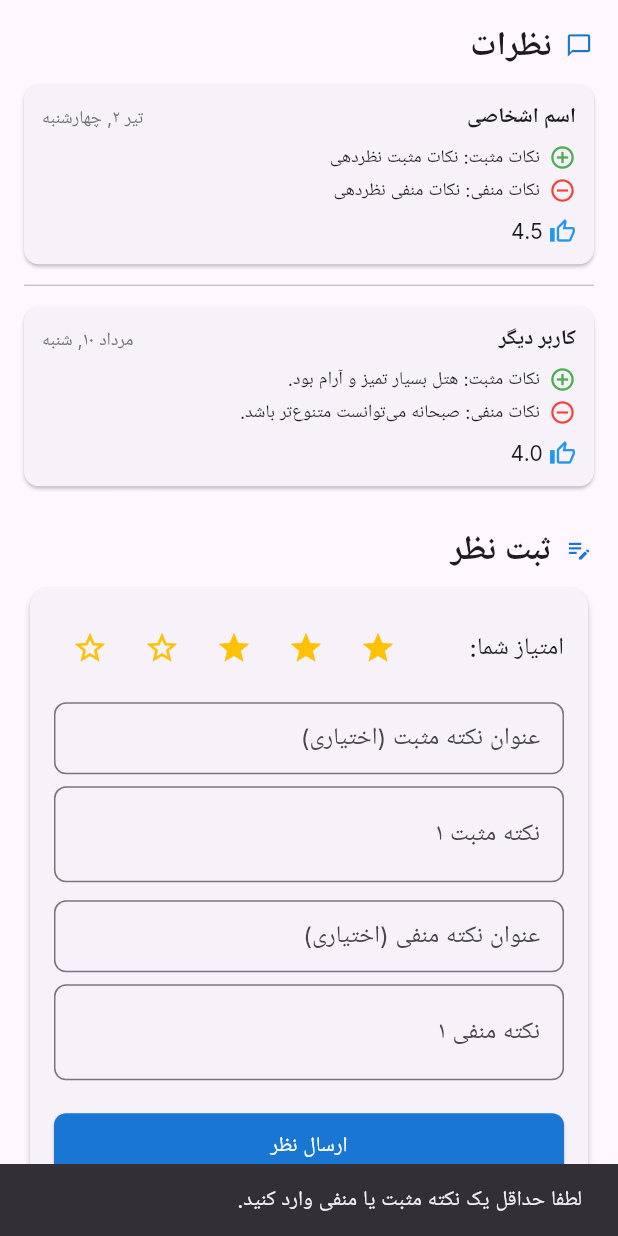
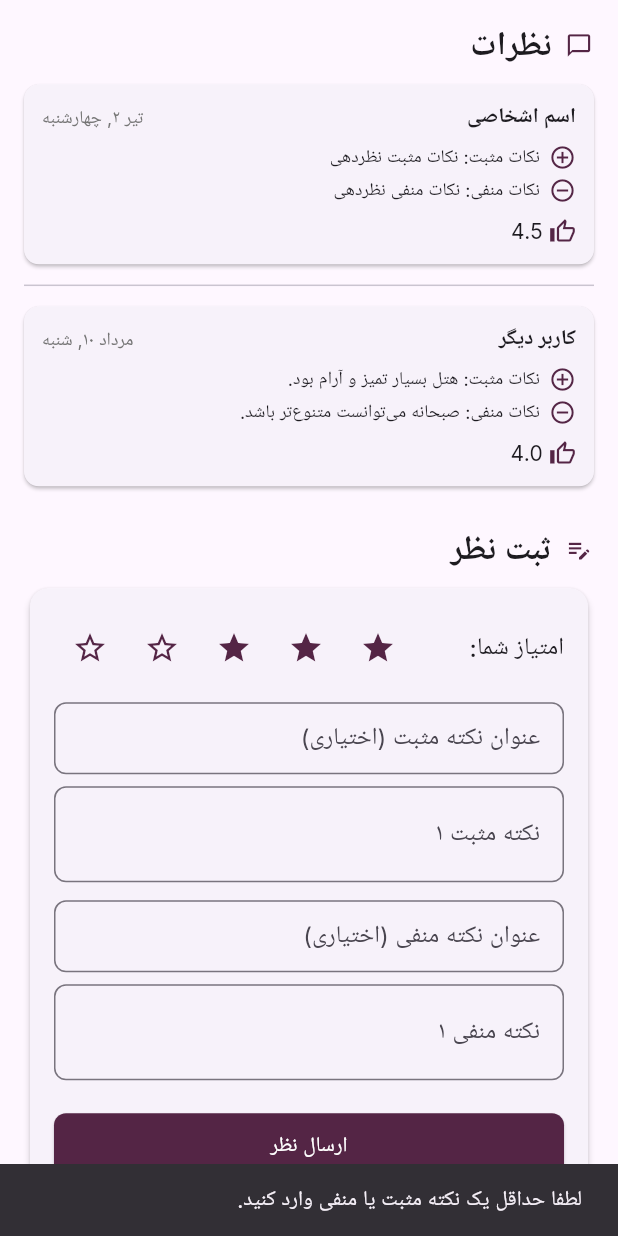
Before and after one commit to SamiraAhmadnezhad/BookIt, a Flutter app: the screen it shows after launch, scrolled down 1124 dp, after a tap on "ارسال نظر", on a phone screen of 412 x 824 dp. Run offline on Flutter 3.47's test engine with Material 3 defaults, Android fonts, the phone set to English and light mode, and no system bars; our stand-ins replace google_fonts; network calls fail.

Commit message:
fixing the colors and some fetures

```diff
--- a/lib/pages/hotel_detail_page/hotel_detail_page.dart
+++ b/lib/pages/hotel_detail_page/hotel_detail_page.dart
@@ -318,7 +318,7 @@ class _HotelDetailsPageState extends State<HotelDetailsPage> {
             width: screenWidth,
             height: screenWidth * 0.6,
             color: Colors.grey[300],
-            child: Icon(Icons.broken_image, size: 50, color: Colors.grey[600]),
+            child: Icon(Icons.broken_image, size: 50, color: Color(0xFF542545)),
           ),
           loadingBuilder: (context, child, loadingProgress) {
             if (loadingProgress == null) return child;
@@ -342,13 +342,13 @@ class _HotelDetailsPageState extends State<HotelDetailsPage> {
           child: Container(
             padding: const EdgeInsets.all(4),
             decoration: BoxDecoration(
-              color: Colors.black.withOpacity(0.5),
+              color: Color(0xFFEEEEEE),
               borderRadius: BorderRadius.circular(8),
             ),
             child: IconButton(
               icon: Icon(
                 _isFavorite ? Icons.favorite : Icons.favorite_border,
-                color: _isFavorite ? Colors.red : Colors.white,
+                color: _isFavorite ? Color(0xFF542545) : Color(0xFF542545),
               ),
               onPressed: _toggleFavorite,
             ),
@@ -369,12 +369,12 @@ class _HotelDetailsPageState extends State<HotelDetailsPage> {
         const SizedBox(height: 4),
         Row(
           children: [
-            Icon(Icons.location_on_outlined, size: 16, color: Colors.grey[600]),
+            Icon(Icons.location_on, size: 16, color: Color(0xFF542545)),
             const SizedBox(width: 4),
             Expanded(
               child: Text(
                 address,
-                style: Theme.of(context).textTheme.bodySmall?.copyWith(color: Colors.grey[700]),
+                style: Theme.of(context).textTheme.bodySmall?.copyWith(color: Colors.black),
                 overflow: TextOverflow.ellipsis,
               ),
             ),
@@ -390,7 +390,7 @@ class _HotelDetailsPageState extends State<HotelDetailsPage> {
         for (int i = 0; i < 5; i++)
           Icon(
             i < rating.floor() ? Icons.star : (i < rating ? Icons.star_half : Icons.star_border),
-            color: Colors.amber,
+            color: Color(0xFF542545),
             size: 20,
           ),
         const SizedBox(width: 8),
@@ -417,7 +417,7 @@ class _HotelDetailsPageState extends State<HotelDetailsPage> {
             title == "ثبت نظر" ? Icons.edit_note_outlined :
             Icons.circle, // Default icon
             size: 18,
-            color: Theme.of(context).primaryColorDark,
+            color: Color(0xFF542545),
           ),
         ),
         Text(
@@ -429,8 +429,6 @@ class _HotelDetailsPageState extends State<HotelDetailsPage> {
   }
 
   Widget _buildAmenitiesGrid(List<Amenity> amenities) {
-    // اگر تعداد امکانات زیاد است، استفاده از GridView مناسب‌تر است
-    // برای تعداد کم، Row یا Wrap هم کافیست
     return Wrap(
       spacing: 16.0,
       runSpacing: 12.0,
@@ -444,7 +442,7 @@ class _HotelDetailsPageState extends State<HotelDetailsPage> {
                 color: Colors.grey[200],
                 borderRadius: BorderRadius.circular(8),
               ),
-              child: Icon(amenity.icon, size: 28, color: Theme.of(context).primaryColorDark),
+              child: Icon(amenity.icon, size: 28, color: Color(0xFF542545)),
             ),
             const SizedBox(height: 4),
             Text(amenity.name, style: Theme.of(context).textTheme.bodySmall),
@@ -466,7 +464,7 @@ class _HotelDetailsPageState extends State<HotelDetailsPage> {
         }
         final rooms = snapshot.data!;
         return ListView.separated(
-          physics: const NeverScrollableScrollPhysics(), // برای جلوگیری از اسکرول داخلی
+          physics: const NeverScrollableScrollPhysics(),
           shrinkWrap: true,
           itemCount: rooms.length,
           itemBuilder: (context, index) => _buildRoomCard(rooms[index]),
@@ -508,7 +506,7 @@ class _HotelDetailsPageState extends State<HotelDetailsPage> {
                   const SizedBox(height: 6),
                   Row(
                     children: [
-                      Icon(Icons.people_alt_outlined, size: 16, color: Colors.grey[700]),
+                      Icon(Icons.people_alt_outlined, size: 16, color:  Color(0xFF542545)),
                       const SizedBox(width: 4),
                       Text("ظرفیت ${room.capacity} نفر", style: Theme.of(context).textTheme.bodySmall),
                     ],
@@ -516,7 +514,7 @@ class _HotelDetailsPageState extends State<HotelDetailsPage> {
                   const SizedBox(height: 4),
                   Row(
                     children: [
-                      Icon(Icons.restaurant_menu_outlined, size: 16, color: Colors.grey[700]),
+                      Icon(Icons.restaurant_menu_outlined, size: 16, color: Color(0xFF542545)),
                       const SizedBox(width: 4),
                       Text(room.breakfastInfo, style: Theme.of(context).textTheme.bodySmall),
                     ],
@@ -531,13 +529,13 @@ class _HotelDetailsPageState extends State<HotelDetailsPage> {
                           Text("قیمت برای ۳ شب", style: Theme.of(context).textTheme.labelSmall?.copyWith(color: Colors.grey[600])),
                           Text(
                             "${_formatPrice(room.pricePerNight)} تومان",
-                            style: Theme.of(context).textTheme.titleSmall?.copyWith(fontWeight: FontWeight.bold, color: Theme.of(context).primaryColorDark),
+                            style: Theme.of(context).textTheme.titleSmall?.copyWith(fontWeight: FontWeight.bold, color: Color(0xFF542545)),
                           ),
                         ],
                       ),
                       Row(
                         children: [
-                          Icon(Icons.thumb_up_alt_outlined, size: 16, color: Colors.blue),
+                          Icon(Icons.thumb_up_alt_outlined, size: 16, color: Color(0xFF542545)),
                           const SizedBox(width: 4),
                           Text(room.rating.toString(), style: Theme.of(context).textTheme.bodySmall),
                         ],
@@ -546,7 +544,7 @@ class _HotelDetailsPageState extends State<HotelDetailsPage> {
                   ),
                   const SizedBox(height: 8),
                   Align(
-                    alignment: Alignment.centerLeft, // برای RTL
+                    alignment: Alignment.centerLeft,
                     child: ElevatedButton(
                       onPressed: () {
                         // TODO: پیاده‌سازی ناوبری به صفحه رزرو اتاق
@@ -555,7 +553,7 @@ class _HotelDetailsPageState extends State<HotelDetailsPage> {
                         );
                       },
                       style: ElevatedButton.styleFrom(
-                        backgroundColor: Theme.of(context).primaryColor,
+                        backgroundColor: Color(0xFF542545),
                         foregroundColor: Colors.white,
                         shape: RoundedRectangleBorder(borderRadius: BorderRadius.circular(8)),
                       ),
@@ -611,13 +609,13 @@ class _HotelDetailsPageState extends State<HotelDetailsPage> {
               ],
             ),
             const SizedBox(height: 8),
-            _buildFeedbackPoint(icon: Icons.add_circle_outline, text: "نکات مثبت: ${review.positiveFeedback}", color: Colors.green),
+            _buildFeedbackPoint(icon: Icons.add_circle_outline, text: "نکات مثبت: ${review.positiveFeedback}", color: Color(0xFF542545)),
             const SizedBox(height: 4),
-            _buildFeedbackPoint(icon: Icons.remove_circle_outline, text: "نکات منفی: ${review.negativeFeedback}", color: Colors.red),
+            _buildFeedbackPoint(icon: Icons.remove_circle_outline, text: "نکات منفی: ${review.negativeFeedback}", color: Color(0xFF542545)),
             const SizedBox(height: 8),
             Row(
               children: [
-                Icon(Icons.thumb_up_alt_outlined, size: 18, color: Colors.blue),
+                Icon(Icons.thumb_up_alt_outlined, size: 18, color: Color(0xFF542545)),
                 const SizedBox(width: 4),
                 Text(review.rating.toStringAsFixed(1), style: Theme.of(context).textTheme.bodyMedium),
               ],
@@ -657,7 +655,7 @@ class _HotelDetailsPageState extends State<HotelDetailsPage> {
                     return IconButton(
                       icon: Icon(
                         index < _newReviewRating ? Icons.star : Icons.star_border,
-                        color: Colors.amber,
+                        color: Color(0xFF542545),
                       ),
                       onPressed: () {
                         setState(() {
@@ -683,7 +681,7 @@ class _HotelDetailsPageState extends State<HotelDetailsPage> {
               child: ElevatedButton(
                 onPressed: _submitReview,
                 style: ElevatedButton.styleFrom(
-                  backgroundColor: Theme.of(context).primaryColorDark,
+                  backgroundColor: Color(0xFF542545),
                   foregroundColor: Colors.white,
                   padding: const EdgeInsets.symmetric(vertical: 12),
                   shape: RoundedRectangleBorder(borderRadius: BorderRadius.circular(8)),
@@ -719,16 +717,15 @@ class _HotelDetailsPageState extends State<HotelDetailsPage> {
       return;
     }
 
-    final reviewData = Review( // userId باید از سیستم احراز هویت گرفته شود
+    final reviewData = Review(
       userId: "currentUser", // Placeholder
-      userName: "شما", // Placeholder, سرور باید نام کاربر را بداند
-      date: intl.DateFormat('yyyy/MM/dd', 'fa_IR').format(DateTime.now()), // فرمت تاریخ شمسی
+      userName: "شما", // Placeholder,
+      date: intl.DateFormat('yyyy/MM/dd', 'fa_IR').format(DateTime.now()),
       positiveFeedback: "${_positiveTitleController.text}: ${_positiveDetailController.text}".trim(),
       negativeFeedback: "${_negativeTitleController.text}: ${_negativeDetailController.text}".trim(),
       rating: _newReviewRating,
     );
 
-    // نمایش یک لودینگ کوچک
     showDialog(
       context: context,
       barrierDismissible: false,
@@ -750,20 +747,19 @@ class _HotelDetailsPageState extends State<HotelDetailsPage> {
     );
 
     bool success = await _apiService.submitReview(widget.hotelId, reviewData);
-    Navigator.pop(context); // بستن دیالوگ لودینگ
+    Navigator.pop(context);
 
     if (success) {
       ScaffoldMessenger.of(context).showSnackBar(
         const SnackBar(content: Text("نظر شما با موفقیت ثبت شد.", textDirection: TextDirection.rtl)),
       );
-      // پاک کردن فیلدها و رفرش لیست نظرات
       _positiveTitleController.clear();
       _positiveDetailController.clear();
       _negativeTitleController.clear();
       _negativeDetailController.clear();
       setState(() {
         _newReviewRating = 3.0;
-        _reviewsFuture = _apiService.fetchHotelReviews(widget.hotelId); // رفرش لیست نظرات
+        _reviewsFuture = _apiService.fetchHotelReviews(widget.hotelId);
       });
     } else {
       ScaffoldMessenger.of(context).showSnackBar(
```
